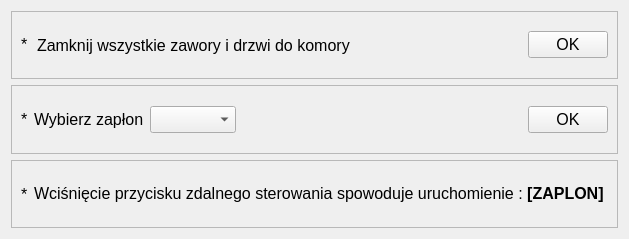
Old version of the form app/nowytest_6.ui in the repository wiacekmarcin/StanowiskoChemiczne.
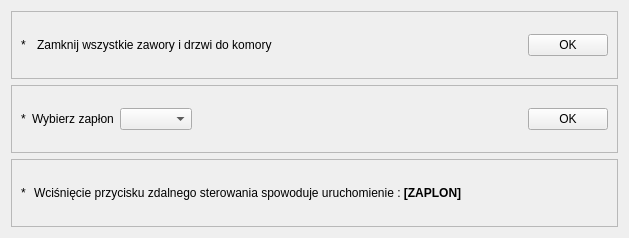
New version of the form. Custom widgets are drawn as their Qt base class.

The edit to the form file:
```diff
--- a/app/nowytest_6.ui
+++ b/app/nowytest_6.ui
@@ -10,11 +10,6 @@
     <height>238</height>
    </rect>
   </property>
-  <property name="font">
-   <font>
-    <pointsize>12</pointsize>
-   </font>
-  </property>
   <property name="title" stdset="0">
    <string>Próba zapłonu</string>
   </property>
```
